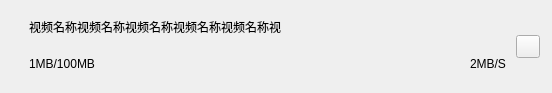
The window that resources/uis/downloading-item.ui (xroah/bilibili-downloader) describes before a commit, drawn with Qt 5.
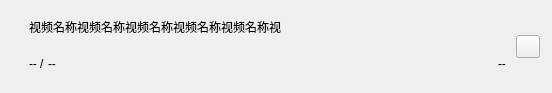
The same window after the commit.

```diff
--- a/resources/uis/downloading-item.ui
+++ b/resources/uis/downloading-item.ui
@@ -79,16 +79,33 @@
        </item>
        <item>
         <layout class="QHBoxLayout" name="horizontalLayout_3">
+         <property name="spacing">
+          <number>3</number>
+         </property>
+         <item>
+          <widget class="QLabel" name="downloaded">
+           <property name="text">
+            <string>--</string>
+           </property>
+           <property name="class" stdset="0">
+            <string>size-info</string>
+           </property>
+          </widget>
+         </item>
          <item>
           <widget class="QLabel" name="label">
-           <property name="sizePolicy">
-            <sizepolicy hsizetype="Preferred" vsizetype="Fixed">
-             <horstretch>0</horstretch>
-             <verstretch>0</verstretch>
-            </sizepolicy>
+           <property name="text">
+            <string>/</string>
            </property>
+           <property name="class" stdset="0">
+            <string>size-info</string>
+           </property>
+          </widget>
+         </item>
+         <item>
+          <widget class="QLabel" name="total">
            <property name="text">
-            <string>1MB/100MB</string>
+            <string>--</string>
            </property>
            <property name="class" stdset="0">
             <string>size-info</string>
@@ -117,7 +134,7 @@
             </sizepolicy>
            </property>
            <property name="text">
-            <string>2MB/S</string>
+            <string>--</string>
            </property>
            <property name="class" stdset="0">
             <string>size-info</string>
```
